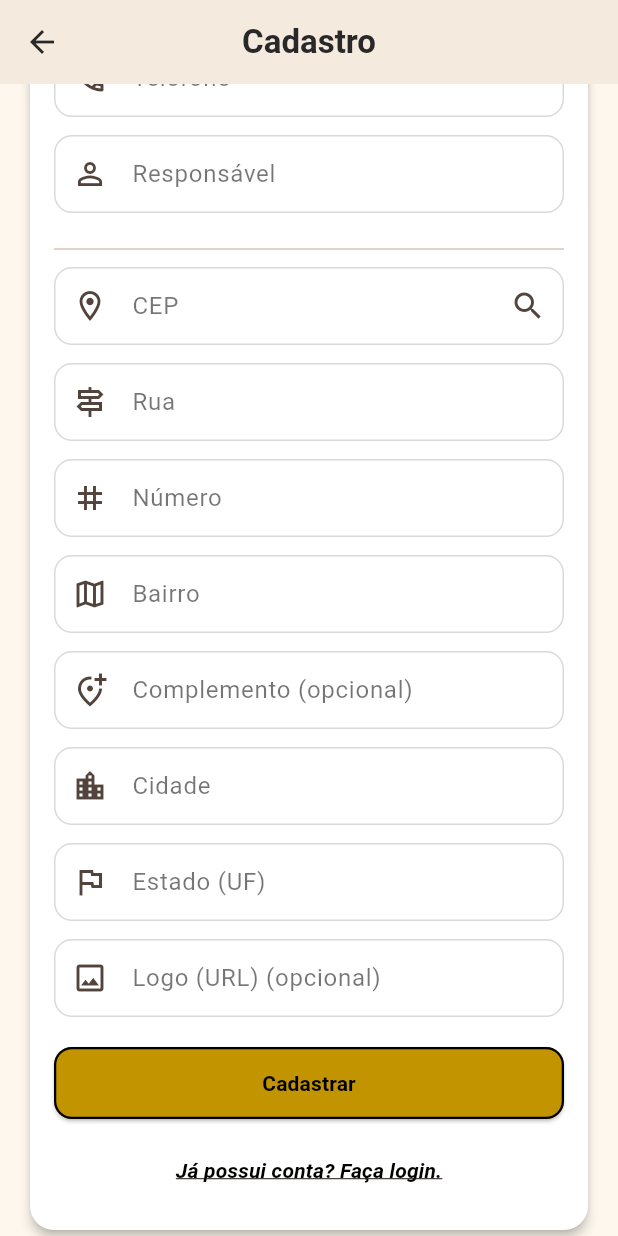
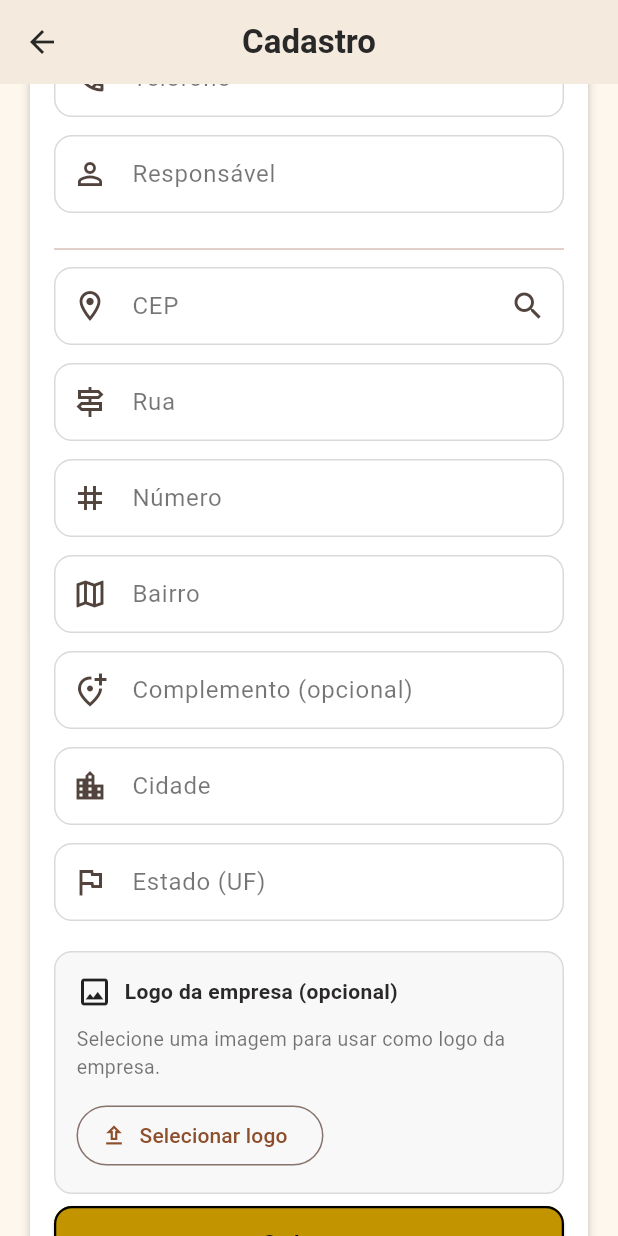
Before and after one commit to MilenaRickliS/tag_valida_tcc, a Flutter app: the CadastroScreen screen opened by its route, scrolled down 576 dp, on a phone screen of 412 x 824 dp. Run offline on Flutter 3.47's test engine with Material 3 defaults, Android fonts, the phone set to English and light mode, and no system bars; our stand-ins replace cloud_firestore, file_picker, firebase_auth, firebase_core, firebase_storage, fl_chart and 8 more; missing offline and left inert: mobile_scanner; accounts and stored records are empty; generated files the repository leaves out were written again.

Commit message:
imagem perfil

```diff
--- a/lib/models/user.dart
+++ b/lib/models/user.dart
@@ -49,7 +49,7 @@ class UserModel {
       estado: map['estado'],
       telefone: map['telefone'],
       responsavel: map['responsavel'],
-      logo: map['logo'],
+      logo: map['logo'] ?? '',
     );
   }
 
--- a/lib/screens/cadastro/cadastro.dart
+++ b/lib/screens/cadastro/cadastro.dart
@@ -8,6 +8,9 @@ import 'package:flutter/services.dart';
 import 'package:http/http.dart' as http;
 import 'package:mask_text_input_formatter/mask_text_input_formatter.dart';
 import './widgets/form_field.dart';
+import 'dart:io';
+import 'package:image_picker/image_picker.dart';
+import './widgets/build_logo_upload.dart';
 
 class CadastroScreen extends StatefulWidget {
   const CadastroScreen({super.key});
@@ -41,7 +44,6 @@ class _CadastroScreenState extends State<CadastroScreen> {
   final RegExp _lettersAccentsOnly = RegExp(r"^[A-Za-zÀ-ÿçÇ ]+$");
   final RegExp _onlyDigits = RegExp(r"^[0-9]+$");
   final RegExp _emailRegex = RegExp(r"^[^\s@]+@[^\s@]+\.[^\s@]+$");
-  final RegExp _urlRegex = RegExp(r"^https?:\/\/[^\s/$.?#].[^\s]*$", caseSensitive: false);
 
 
   final _formKey = GlobalKey<FormState>();
@@ -60,7 +62,7 @@ class _CadastroScreenState extends State<CadastroScreen> {
   final estado = TextEditingController();
   final telefone = TextEditingController();
   final responsavel = TextEditingController();
-  final logo = TextEditingController();
+  File? _logoFile;
 
   bool _loading = false;
   bool _obscure = true;
@@ -82,7 +84,6 @@ class _CadastroScreenState extends State<CadastroScreen> {
     estado.dispose();
     telefone.dispose();
     responsavel.dispose();
-    logo.dispose();
     super.dispose();
   }
 
@@ -191,10 +192,55 @@ class _CadastroScreenState extends State<CadastroScreen> {
     return null;
   }
 
-  String? _vLogo(String? v) {
-    final s = (v ?? '').trim();
-    if (s.isEmpty) return null;
-    if (!_urlRegex.hasMatch(s)) return "Logo deve ser um link válido (http/https).";
+  Future<void> _pickLogo() async {
+    try {
+      final picker = ImagePicker();
+
+      final XFile? picked = await picker.pickImage(
+        source: ImageSource.gallery,
+        imageQuality: 85,
+      );
+
+      if (picked == null) return;
+
+      setState(() {
+        _logoFile = File(picked.path);
+      });
+    } catch (e) {
+      if (!mounted) return;
+      ScaffoldMessenger.of(context).showSnackBar(
+        SnackBar(content: Text('Erro ao selecionar logo: $e')),
+      );
+    }
+  }
+
+  void _removerLogo() {
+    setState(() {
+      _logoFile = null;
+    });
+  }
+
+  String? _vLogoFile() {
+    if (_logoFile == null) return null;
+
+    final path = _logoFile!.path.toLowerCase();
+
+    final permitido = path.endsWith('.png') ||
+        path.endsWith('.jpg') ||
+        path.endsWith('.jpeg') ||
+        path.endsWith('.webp');
+
+    if (!permitido) {
+      return 'Selecione uma imagem PNG, JPG, JPEG ou WEBP.';
+    }
+
+    final tamanho = _logoFile!.lengthSync();
+    const maxBytes = 5 * 1024 * 1024;
+
+    if (tamanho > maxBytes) {
+      return 'A logo deve ter no máximo 5 MB.';
+    }
+
     return null;
   }
 
@@ -202,6 +248,14 @@ class _CadastroScreenState extends State<CadastroScreen> {
   Future<void> _cadastrar() async {
     FocusScope.of(context).unfocus();
     if (!_formKey.currentState!.validate()) return;
+
+     final logoErro = _vLogoFile();
+      if (logoErro != null) {
+        ScaffoldMessenger.of(context).showSnackBar(
+          SnackBar(content: Text(logoErro)),
+        );
+        return;
+      }
 
     setState(() => _loading = true);
     try {
@@ -222,7 +276,7 @@ class _CadastroScreenState extends State<CadastroScreen> {
             estado: estado.text.trim(),
 
             responsavel: responsavel.text.trim(),
-            logo: logo.text.trim(),
+            logoFile: _logoFile,
           );
 
       if (!mounted) return;
@@ -460,13 +514,13 @@ class _CadastroScreenState extends State<CadastroScreen> {
                             }
                           },
                         ),
-                      AppFormField(
-                          controller:  logo,
-                          label: "Logo (URL) (opcional)",
-                          validator: _vLogo,
-                          keyboardType: TextInputType.url,
-                          prefixIcon: const Icon(Icons.image_outlined),
-                        ),
+                      const SizedBox(height: 8),
+                      LogoUploadCard(
+                        logoFile: _logoFile,
+                        loading: _loading,
+                        onPickLogo: _pickLogo,
+                        onRemoveLogo: _removerLogo,
+                      ),
                         const SizedBox(height: 8),
 
                         ElevatedButton(
--- /dev/null
+++ b/lib/screens/cadastro/widgets/build_logo_upload.dart
@@ -0,0 +1,88 @@
+import 'dart:io';
+import 'package:flutter/material.dart';
+
+class LogoUploadCard extends StatelessWidget {
+  final File? logoFile;
+  final bool loading;
+  final VoidCallback onPickLogo;
+  final VoidCallback onRemoveLogo;
+
+  const LogoUploadCard({
+    super.key,
+    required this.logoFile,
+    required this.loading,
+    required this.onPickLogo,
+    required this.onRemoveLogo,
+  });
+
+  @override
+  Widget build(BuildContext context) {
+    return Container(
+      padding: const EdgeInsets.all(14),
+      decoration: BoxDecoration(
+        color: const Color(0xFFF8F8F8),
+        borderRadius: BorderRadius.circular(12),
+        border: Border.all(color: Colors.black12),
+      ),
+      child: Column(
+        crossAxisAlignment: CrossAxisAlignment.start,
+        children: [
+          const Row(
+            children: [
+              Icon(Icons.image_outlined),
+              SizedBox(width: 8),
+              Text(
+                'Logo da empresa (opcional)',
+                style: TextStyle(
+                  fontSize: 14,
+                  fontWeight: FontWeight.w600,
+                ),
+              ),
+            ],
+          ),
+          const SizedBox(height: 10),
+          const Text(
+            'Selecione uma imagem para usar como logo da empresa.',
+            style: TextStyle(fontSize: 13, color: Colors.black54),
+          ),
+          const SizedBox(height: 12),
+
+          if (logoFile != null) ...[
+            Center(
+              child: ClipRRect(
+                borderRadius: BorderRadius.circular(12),
+                child: Image.file(
+                  logoFile!,
+                  height: 120,
+                  width: 120,
+                  fit: BoxFit.cover,
+                ),
+              ),
+            ),
+            const SizedBox(height: 12),
+          ],
+
+          Wrap(
+            spacing: 8,
+            runSpacing: 8,
+            children: [
+              OutlinedButton.icon(
+                onPressed: loading ? null : onPickLogo,
+                icon: const Icon(Icons.upload_outlined),
+                label: Text(
+                  logoFile == null ? 'Selecionar logo' : 'Trocar logo',
+                ),
+              ),
+              if (logoFile != null)
+                OutlinedButton.icon(
+                  onPressed: loading ? null : onRemoveLogo,
+                  icon: const Icon(Icons.delete_outline),
+                  label: const Text('Remover'),
+                ),
+            ],
+          ),
+        ],
+      ),
+    );
+  }
+}
--- a/pubspec.yaml
+++ b/pubspec.yaml
@@ -47,7 +47,7 @@ dependencies:
   http: ^1.6.0
   mask_text_input_formatter: ^2.9.0
   qr_flutter: ^4.1.0
-  firebase_storage: ^13.0.6
+  firebase_storage: ^13.2.0
   pdf: ^3.11.3
   printing: ^5.14.2
   uuid: ^4.5.2
```
Also changed, not shown: lib/providers/auth_provider.dart (+67 -19 lines), lib/screens/perfil/widgets/editar_perfil_modal.dart (+179 -1 lines), pubspec.lock.
